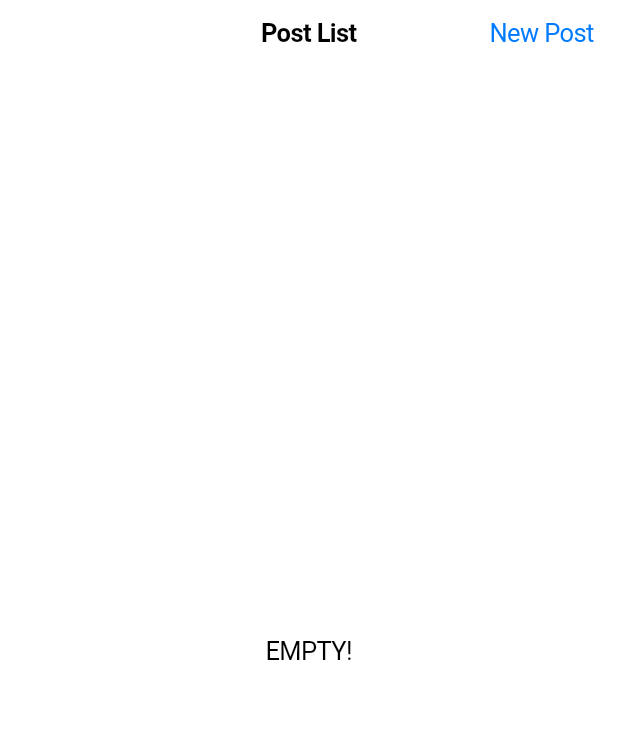
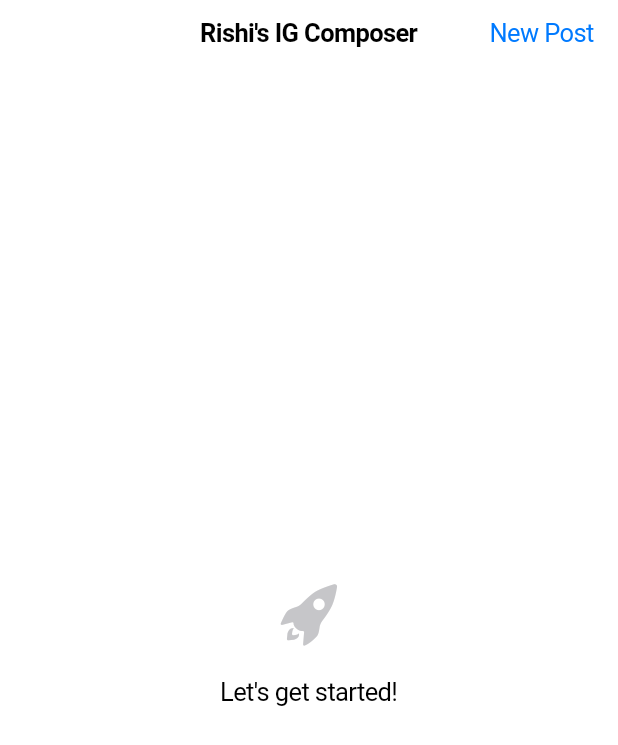
Before and after one commit to rishter/post_composer, a Flutter app: the screen it shows after launch, on a phone screen of 412 x 824 dp. Shown: the top 745 px of the screen. Run offline on Flutter 3.47's test engine with Material 3 defaults, Android fonts, the phone set to English and light mode, and no system bars; our stand-ins replace card_swiper, flutter_hooks, flutter_swipe_action_cell, image_gallery_saver, keyboard_actions, sqflite; missing offline and left inert: gal; accounts and stored records are empty.

Commit message:
empty state

```diff
--- a/lib/main.dart
+++ b/lib/main.dart
@@ -13,9 +13,8 @@ one day there will be a script that:
 /*
 backlog:
   * delete posts https://pub.dev/documentation/flutter_swipe_action_cell/latest/
-  * clear all slides
-  * style empty post container
   * icebox
+    * delete all slides following this one
     * focus on new slide text field when adding new slide
     * make the context menu action go on the entire post not just the text
     * undo / redo
--- a/lib/widgets/post_composer.dart
+++ b/lib/widgets/post_composer.dart
@@ -241,7 +241,7 @@ class PostSwiper extends HookWidget {
                   isDestructiveAction: true,
                   trailingIcon: CupertinoIcons.delete,
                   child: const Text('Delete Slide'),
-                )
+                ),
               ],
               enableHapticFeedback: true,
               child: SlideComposer(
--- a/lib/widgets/post_list.dart
+++ b/lib/widgets/post_list.dart
@@ -1,6 +1,7 @@
 import 'package:flutter/cupertino.dart';
 import 'package:flutter_hooks/flutter_hooks.dart';
 import 'package:post_composer/models/slide.dart';
+import 'package:post_composer/util/styles.dart';
 import '../models/post.dart';
 import 'post_composer.dart';
 import 'package:flutter_swipe_action_cell/flutter_swipe_action_cell.dart';
@@ -29,7 +30,7 @@ class PostListHomePage extends HookWidget {
 
     return CupertinoPageScaffold(
       navigationBar: CupertinoNavigationBar(
-        middle: const Text('Post List'),
+        middle: const Text("Rishi's IG Composer"),
         trailing: CupertinoButton(
           padding: const EdgeInsets.all(0.0),
           onPressed: () async {
@@ -76,6 +77,22 @@ class Empty extends StatelessWidget {
 
   @override
   Widget build(BuildContext context) {
-    return const Center(child: Text("EMPTY!"));
+    return Center(
+      child: Column(
+        mainAxisAlignment: MainAxisAlignment.center,
+        crossAxisAlignment: CrossAxisAlignment.center,
+        children: [
+          Transform.scale(
+            scale: 2,
+            child: Icon(
+              CupertinoIcons.rocket_fill,
+              color: Styles.shadowGrey,
+            ),
+          ),
+          const SizedBox(height: 30.0),
+          const Text("Let's get started!")
+        ],
+      ),
+    );
   }
 }
```
